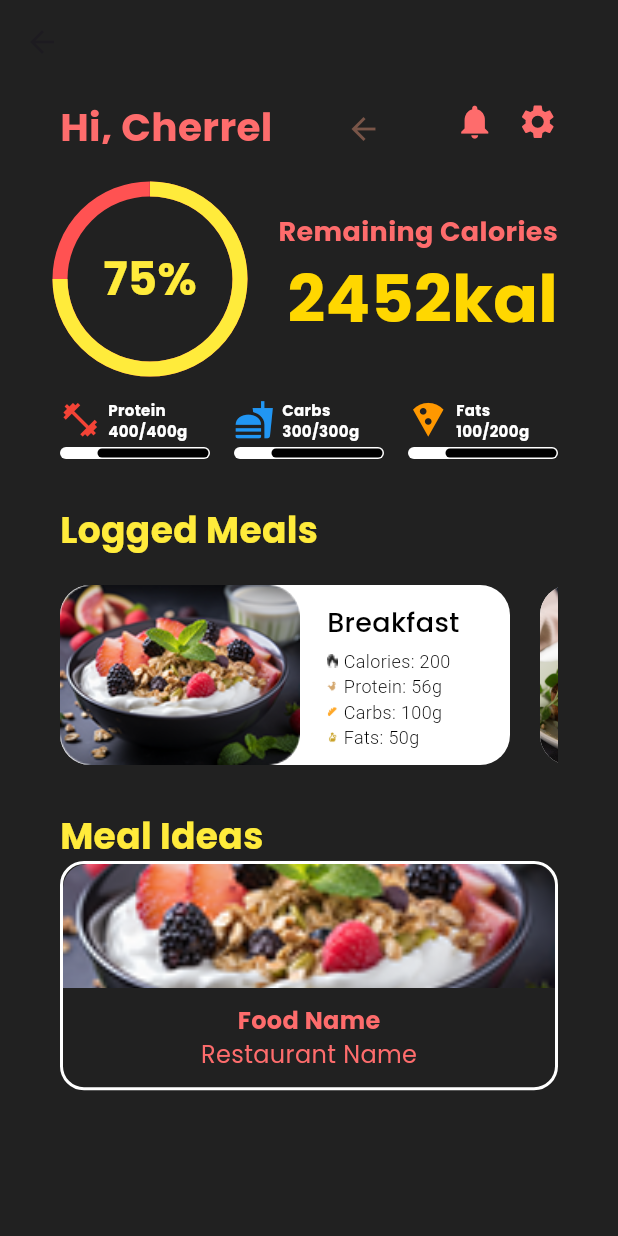
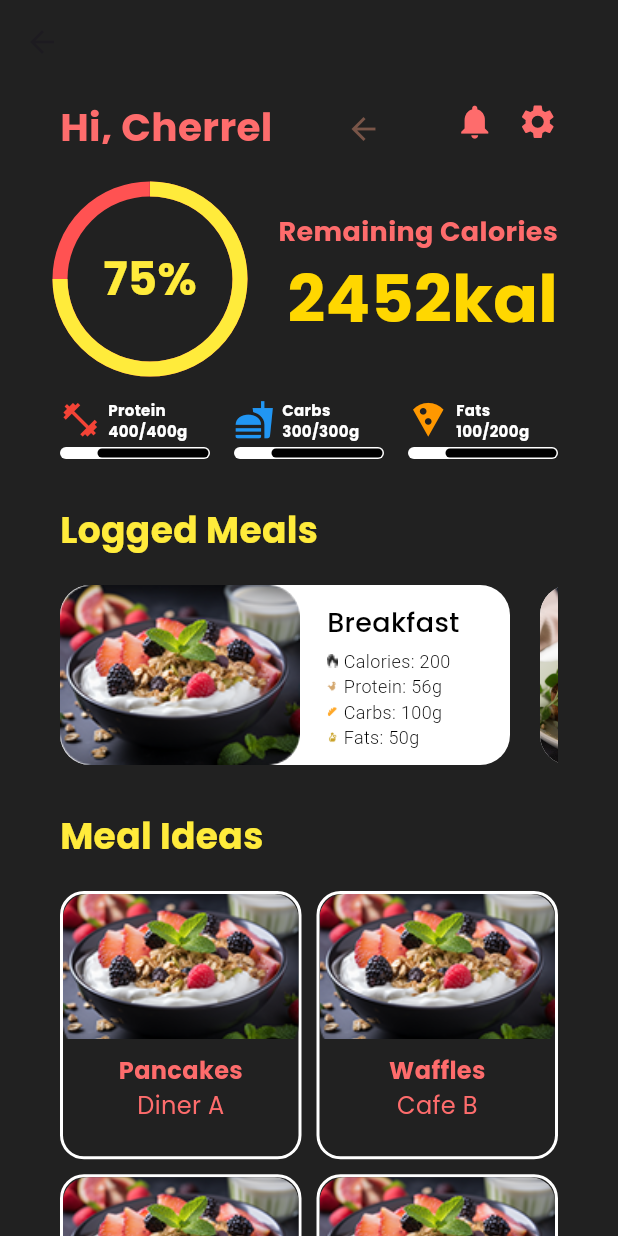
Before and after one commit to cherrelyeoh/nutrition-tracker, a Flutter app: the screen it shows after launch, after a tap on "Log In", on a phone screen of 412 x 824 dp. Run offline on Flutter 3.47's test engine with Material 3 defaults, Android fonts, the phone set to English and light mode, and no system bars; our stand-ins replace built_collection, built_value, dio, flutter_svg; missing offline and left inert: one_of_serializer; generated files the repository leaves out were written again; Roboto replaces fonts that are missing (League Spartan).

Commit message:
Adding in food meal log page

```diff
--- a/frontend_flutter/lib/pages/Homepage/main.dart
+++ b/frontend_flutter/lib/pages/Homepage/main.dart
@@ -1,7 +1,9 @@
 import 'package:flutter/material.dart';
+import 'package:fluttertest/pages/Homepage/foodlog.dart';
 import 'package:fluttertest/pages/Introduction/intro.dart';
 import 'package:fluttertest/pages/Login/login.dart';
 import 'package:fluttertest/widgets/macros_small_widget.dart';
+import 'package:fluttertest/widgets/meal_idea_widget.dart';
 import 'package:fluttertest/widgets/meal_type_widget.dart';
 import 'package:http/http.dart' as http;
 import 'dart:convert';
@@ -17,6 +19,34 @@ class _MainHomePageState extends State<MainHomePage> {
   List<dynamic> data = [];
   bool isLoading = true;
   bool hasError = false;
+
+  final List<Map<String, String>> foodItems = [
+    {
+      "image": "assets/img/breakfast1.png",
+      "name": "Pancakes",
+      "restaurant": "Diner A"
+    },
+    {
+      "image": "assets/img/breakfast1.png",
+      "name": "Waffles",
+      "restaurant": "Cafe B"
+    },
+    {
+      "image": "assets/img/breakfast1.png",
+      "name": "Omelette",
+      "restaurant": "Bistro C"
+    },
+    {
+      "image": "assets/img/breakfast1.png",
+      "name": "French Toast",
+      "restaurant": "Eatery D"
+    },
+    {
+      "image": "assets/img/breakfast1.png",
+      "name": "Bagel",
+      "restaurant": "Bakery E"
+    },
+  ];
 
   @override
   void initState() {
@@ -52,7 +82,8 @@ class _MainHomePageState extends State<MainHomePage> {
         backgroundColor: Colors.transparent,
         elevation: 0,
       ),
-      body: Padding(
+      body: SingleChildScrollView(
+        child: Padding(
           padding: const EdgeInsets.symmetric(horizontal: 40, vertical: 10),
           child: Column(
             crossAxisAlignment: CrossAxisAlignment.start,
@@ -88,7 +119,8 @@ class _MainHomePageState extends State<MainHomePage> {
                         Icon(Icons.notifications,
                             size: 27, color: Color(0xFFFE6C6C)),
                         SizedBox(width: 15),
-                      Icon(Icons.settings, size: 27, color: Color(0xFFFE6C6C)),
+                        Icon(Icons.settings,
+                            size: 27, color: Color(0xFFFE6C6C)),
                       ],
                     ),
                   ],
@@ -218,7 +250,8 @@ class _MainHomePageState extends State<MainHomePage> {
               SizedBox(
                 height: 120, // Set the height of the scrolling area
                 child: ListView(
-                scrollDirection: Axis.horizontal, // Enable horizontal scrolling
+                  scrollDirection:
+                      Axis.horizontal, // Enable horizontal scrolling
                   children: const [
                     // First card
                     SizedBox(
@@ -277,60 +310,42 @@ class _MainHomePageState extends State<MainHomePage> {
                 ),
               ),
 
-            Container(
-              decoration: BoxDecoration(
-                color: Colors.grey[900], // Background color of the container
-                border: Border.all(
-                  color: Colors.white, // Border color
-                  width: 2, // Border width
-                ),
-                borderRadius:
-                    BorderRadius.circular(16), // Rounded corners at the top
-              ),
-              // Background color for the Column
-              child: Column(
-                children: [
-                  // Image section
-                  Container(
-                    height: 138 * 0.6, // 60% of the container's height
-                    decoration: const BoxDecoration(
-                      borderRadius:
-                          BorderRadius.vertical(top: Radius.circular(16)),
-                      image: DecorationImage(
-                        image: AssetImage(
-                            'assets/img/breakfast1.png'), // Use AssetImage here
-                        fit: BoxFit.cover, // Adjust the image fit
-                      ),
-                    ),
-                  ),
-                  // Title text
-                  const SizedBox(
-                    height: 10,
-                  ),
-                  const Text(
-                    "Food Name",
-                    style: TextStyle(
-                      fontSize: 16,
-                      fontWeight: FontWeight.bold,
-                      color: Color(0xFFFE6C6C),
-                    ),
+              SizedBox(
+                height: 20,
               ),
 
-                  // Subtitle text
-                  const Text(
-                    "Restaurant Name",
-                    style: TextStyle(
-                      fontSize: 16,
-                      color: Color(0xFFFE6C6C),
+              GridView.builder(
+                shrinkWrap:
+                    true, // ✅ Prevents GridView from taking infinite height
+                physics:
+                    const NeverScrollableScrollPhysics(), // ✅ Avoids nested scrolling
+                gridDelegate: const SliverGridDelegateWithFixedCrossAxisCount(
+                  crossAxisCount: 2, // 2 items per row
+                  crossAxisSpacing: 10,
+                  mainAxisSpacing: 10,
+                  childAspectRatio: 0.9,
                 ),
+                itemCount: foodItems.length,
+                itemBuilder: (context, index) {
+                  return GestureDetector(
+                    onTap: () {
+                      Navigator.push(
+                        context,
+                        MaterialPageRoute(
+                          builder: (context) => const FoodLogPage(),
                         ),
-                  const SizedBox(
-                    height: 10,
-                  )
+                      );
+                    },
+                    child: FoodCard(
+                      imagePath: foodItems[index]["image"]!,
+                      foodName: foodItems[index]["name"]!,
+                      restaurantName: foodItems[index]["restaurant"]!,
+                    ),
+                  );
+                },
+              ),
             ],
           ),
-            ),
-          ],
         ),
       ),
     );
--- a/frontend_flutter/lib/pages/Introduction/intro.dart
+++ b/frontend_flutter/lib/pages/Introduction/intro.dart
@@ -19,7 +19,7 @@ class _IntroPageState extends State<IntroPage>
     super.initState();
 
     // Start fading in background & scaling the icon after 2 seconds
-    Future.delayed(Duration(seconds: 2), () {
+    Future.delayed(const Duration(seconds: 2), () {
       setState(() {
         _opacity = 1.0;
         _scale = 1.0; // Scale up the icon
@@ -27,10 +27,10 @@ class _IntroPageState extends State<IntroPage>
     });
 
     // Navigate to login page after 3 seconds
-    Future.delayed(Duration(seconds: 6), () {
+    Future.delayed(const Duration(seconds: 6), () {
       Navigator.pushReplacement(
         context,
-        MaterialPageRoute(builder: (context) => LoginPage()), // Go to Login
+        MaterialPageRoute(builder: (context) => const LoginPage()), // Go to Login
       );
     });
   }
@@ -43,7 +43,7 @@ class _IntroPageState extends State<IntroPage>
         children: [
           // Background Image with Fade-in Effect
           AnimatedOpacity(
-            duration: Duration(seconds: 2),
+            duration: const Duration(seconds: 2),
             opacity: _opacity,
             child: Stack(
               fit: StackFit.expand,
@@ -70,7 +70,7 @@ class _IntroPageState extends State<IntroPage>
           Center(
             child: AnimatedScale(
               scale: _scale,
-              duration: Duration(seconds: 2),
+              duration: const Duration(seconds: 2),
               curve: Curves.easeInOut,
               child: Image.asset(
                 'assets/img/BB-1.png',
--- a/frontend_flutter/lib/pages/UserOnboarding/onboard1.dart
+++ b/frontend_flutter/lib/pages/UserOnboarding/onboard1.dart
@@ -1,5 +1,4 @@
 import 'package:flutter/material.dart';
-import 'package:fluttertest/pages/Login/register.dart';
 import 'package:fluttertest/pages/UserOnboarding/onboard2.dart';
 import 'package:fluttertest/widgets/app_button_1.dart';
 
--- a/frontend_flutter/lib/services/api/lib/src/api/app_api.dart
+++ b/frontend_flutter/lib/services/api/lib/src/api/app_api.dart
@@ -4,7 +4,6 @@
 
 import 'dart:async';
 
-import 'package:built_value/json_object.dart';
 import 'package:built_value/serializer.dart';
 import 'package:dio/dio.dart';
 
--- a/frontend_flutter/lib/widgets/login_input.dart
+++ b/frontend_flutter/lib/widgets/login_input.dart
@@ -85,6 +85,5 @@ class _LoginInputState extends State<LoginInput> {
         ],
       ),
     );
-    ;
   }
 }
--- a/frontend_flutter/lib/widgets/meal_idea_widget.dart
+++ b/frontend_flutter/lib/widgets/meal_idea_widget.dart
@@ -1,43 +1,45 @@
 import 'package:flutter/material.dart';
 
-class MealIdeaCard extends StatelessWidget {
+class FoodCard extends StatelessWidget {
   final String imagePath;
   final String foodName;
   final String restaurantName;
 
-  const MealIdeaCard({
-    super.key,
+  const FoodCard({
+    Key? key,
     required this.imagePath,
     required this.foodName,
     required this.restaurantName,
-  });
+  }) : super(key: key);
 
   @override
   Widget build(BuildContext context) {
     return Container(
       decoration: BoxDecoration(
-        color: Colors.grey[900],
-        border: Border.all(
-          color: Colors.white,
-          width: 2,
-        ),
-        borderRadius: BorderRadius.circular(16),
+        color: Colors.grey[900], // Background color
+        border: Border.all(color: Colors.white, width: 2), // Border color
+        borderRadius: BorderRadius.circular(16), // Rounded corners
       ),
       child: Column(
         children: [
+          // Image section (Top 60%)
           Container(
-            height: 138 * 0.6, // 60% of the container's height
+            height: 138 * 0.7,
             decoration: BoxDecoration(
-              borderRadius: const BorderRadius.vertical(
-                top: Radius.circular(16),
-              ),
+              borderRadius:
+                  const BorderRadius.vertical(top: Radius.circular(16)),
               image: DecorationImage(
                 image: AssetImage(imagePath),
                 fit: BoxFit.cover,
               ),
             ),
           ),
-          const SizedBox(height: 10),
+          // Bottom section (40%) with content
+          Container(
+            padding: const EdgeInsets.symmetric(vertical: 10),
+            child: Column(
+              mainAxisAlignment: MainAxisAlignment.center,
+              children: [
                 Text(
                   foodName,
                   style: const TextStyle(
@@ -53,7 +55,9 @@ class MealIdeaCard extends StatelessWidget {
                     color: Color(0xFFFE6C6C),
                   ),
                 ),
-          const SizedBox(height: 10),
+              ],
+            ),
+          ),
         ],
       ),
     );
```
Also changed, not shown: frontend_flutter/lib/pages/Homepage/foodlog.dart (added, +242 -0 lines), frontend_flutter/lib/widgets/app_button_2.dart (+4 -4 lines). Lines whose indentation alone changed are shown as unchanged.
